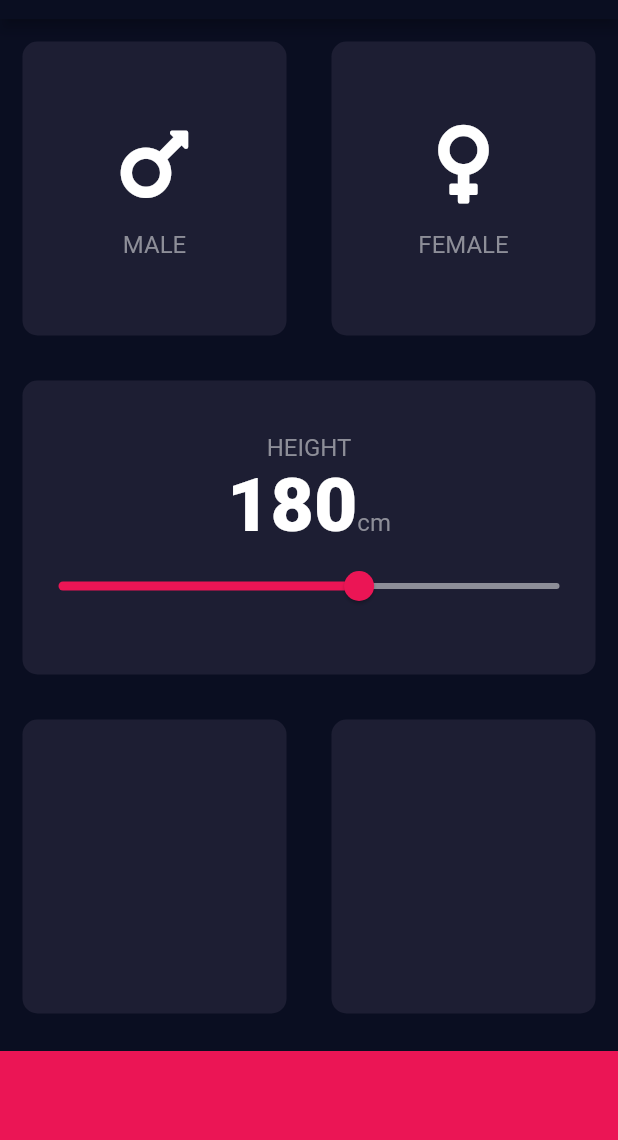
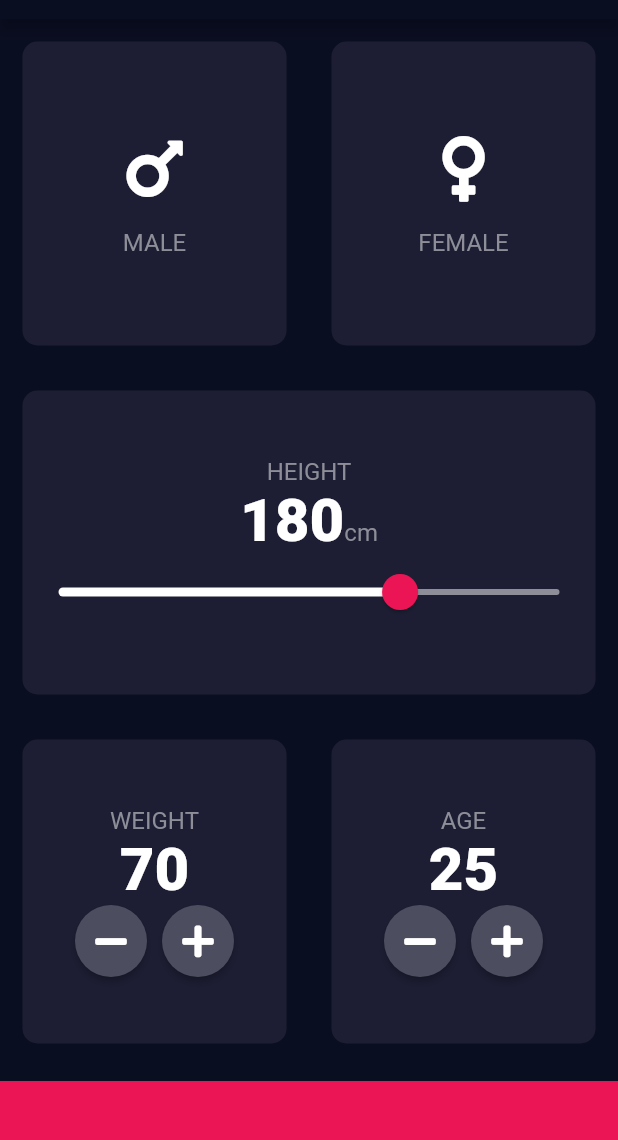
Before and after one commit to Allabergen/bmi_calculator_flutter, a Flutter app: the screen it shows after launch, on a phone screen of 412 x 824 dp, the part 65-1205 px from its top. Run offline on Flutter 3.47's test engine with Material 2 defaults, Android fonts, the phone set to English and light mode, and no system bars; our stand-ins replace font_awesome_flutter.

Commit message:
implement weight and age input boxes

```diff
--- a/lib/constants.dart
+++ b/lib/constants.dart
@@ -2,11 +2,11 @@ import 'package:flutter/material.dart';
 
 const kTextColor = Color(0xFF8D8E98);
 const kGenderTextStyle = TextStyle(fontSize: 16.0, color: kTextColor);
-const kHeightTextStyle = TextStyle(fontSize: 50.0, fontWeight: FontWeight.w900);
-const kFaIconSize = 60.0;
+const kTextStyle = TextStyle(fontSize: 40.0, fontWeight: FontWeight.w900);
+const kFaIconSize = 50.0;
 const kGap = 15.0;
 
-const kBottomContainerHeight = 80.0;
+const kBottomContainerHeight = 60.0;
 const kActiveCardColour = Color(0xFF111328);
 const kInactiveCardColour = Color(0xFF1D1E33);
 const kBottomContainerColour = Color(0xFFEB1555);
--- a/lib/input_page.dart
+++ b/lib/input_page.dart
@@ -15,6 +15,8 @@ class InputPage extends StatefulWidget {
 class _InputPageState extends State<InputPage> {
   GenderType genderSelected;
   int height = 180;
+  int weight = 70;
+  int age = 25;
 
   @override
   Widget build(BuildContext context) {
@@ -75,22 +77,31 @@ class _InputPageState extends State<InputPage> {
                     children: <Widget>[
                       Text(
                         height.toString(),
-                        style: kHeightTextStyle,
+                        style: kTextStyle,
                       ),
                       Text('cm', style: kGenderTextStyle),
                     ],
                   ),
-                  Slider(
+                  SliderTheme(
+                    data: SliderTheme.of(context).copyWith(
+                        activeTrackColor: Colors.white,
+                        inactiveTrackColor: kTextColor,
+                        thumbColor: kBottomContainerColour,
+                        overlayColor: kBottomContainerColour.withAlpha(0x29),
+                        thumbShape:
+                            RoundSliderThumbShape(enabledThumbRadius: 12.0),
+                        overlayShape:
+                            RoundSliderOverlayShape(overlayRadius: 24.0)),
+                    child: Slider(
                       value: height.toDouble(),
-                    min: 120.0,
-                    max: 220.0,
-                    activeColor: kBottomContainerColour,
-                    inactiveColor: kTextColor,
+                      min: 30.0,
+                      max: 250.0,
                       onChanged: (double value) {
                         setState(() {
                           height = value.round();
                         });
                       },
+                    ),
                   ),
                 ],
               ),
@@ -100,10 +111,82 @@ class _InputPageState extends State<InputPage> {
             child: Row(
               children: <Widget>[
                 Expanded(
-                  child: ReusableCard(colour: kInactiveCardColour),
+                  child: ReusableCard(
+                    colour: kInactiveCardColour,
+                    cardChild: Column(
+                      mainAxisAlignment: MainAxisAlignment.center,
+                      children: <Widget>[
+                        Text('WEIGHT', style: kGenderTextStyle),
+                        Text(
+                          weight.toString(),
+                          style: kTextStyle,
+                        ),
+                        Row(
+                          mainAxisAlignment: MainAxisAlignment.center,
+                          children: <Widget>[
+                            RoundIconButton(
+                              icon: FontAwesomeIcons.minus,
+                              onPressed: () {
+                                setState(() {
+                                  weight--;
+                                });
+                              },
+                            ),
+                            SizedBox(
+                              width: 10.0,
+                            ),
+                            RoundIconButton(
+                              icon: FontAwesomeIcons.plus,
+                              onPressed: () {
+                                setState(() {
+                                  weight++;
+                                });
+                              },
+                            ),
+                          ],
+                        ),
+                      ],
+                    ),
+                  ),
                 ),
                 Expanded(
-                  child: ReusableCard(colour: kInactiveCardColour),
+                  child: ReusableCard(
+                    colour: kInactiveCardColour,
+                    cardChild: Column(
+                      mainAxisAlignment: MainAxisAlignment.center,
+                      children: <Widget>[
+                        Text('AGE', style: kGenderTextStyle),
+                        Text(
+                          age.toString(),
+                          style: kTextStyle,
+                        ),
+                        Row(
+                          mainAxisAlignment: MainAxisAlignment.center,
+                          children: <Widget>[
+                            RoundIconButton(
+                              icon: FontAwesomeIcons.minus,
+                              onPressed: () {
+                                setState(() {
+                                  age--;
+                                });
+                              },
+                            ),
+                            SizedBox(
+                              width: 10.0,
+                            ),
+                            RoundIconButton(
+                              icon: FontAwesomeIcons.plus,
+                              onPressed: () {
+                                setState(() {
+                                  age++;
+                                });
+                              },
+                            ),
+                          ],
+                        ),
+                      ],
+                    ),
+                  ),
                 ),
               ],
             ),
@@ -119,3 +202,25 @@ class _InputPageState extends State<InputPage> {
     );
   }
 }
+
+class RoundIconButton extends StatelessWidget {
+  final IconData icon;
+  final Function onPressed;
+
+  RoundIconButton({@required this.icon, @required this.onPressed});
+
+  @override
+  Widget build(BuildContext context) {
+    return RawMaterialButton(
+      child: Icon(icon),
+      elevation: 2.0,
+      constraints: BoxConstraints.tightFor(
+        height: 48.0,
+        width: 48.0,
+      ),
+      shape: CircleBorder(),
+      fillColor: Color(0xFF4C4D5E),
+      onPressed: onPressed,
+    );
+  }
+}
```
Lines whose indentation alone changed are shown as unchanged.
